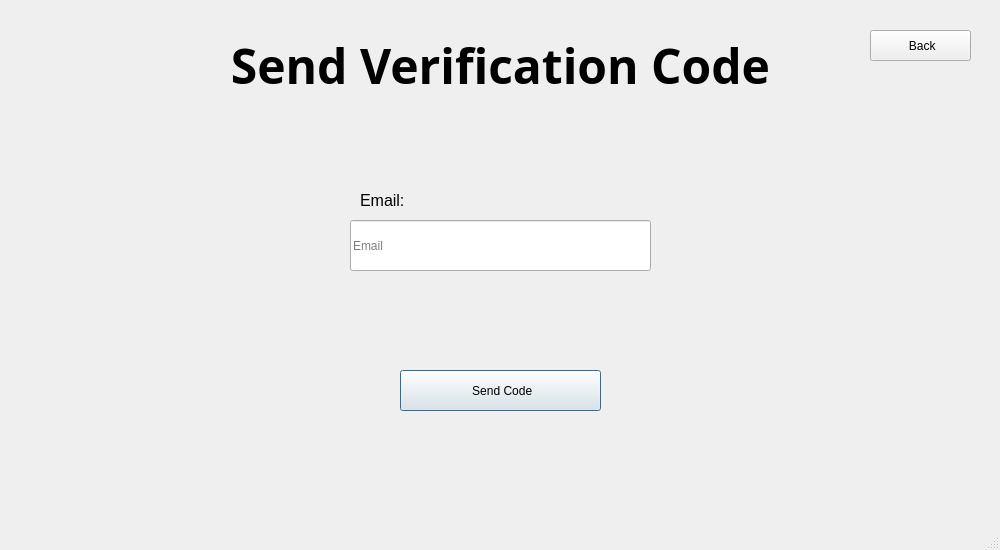
Above: Main/client/gui/ui/send_verification.ui from SuperName3102/Final-Project before the change. Below: the same form after it.
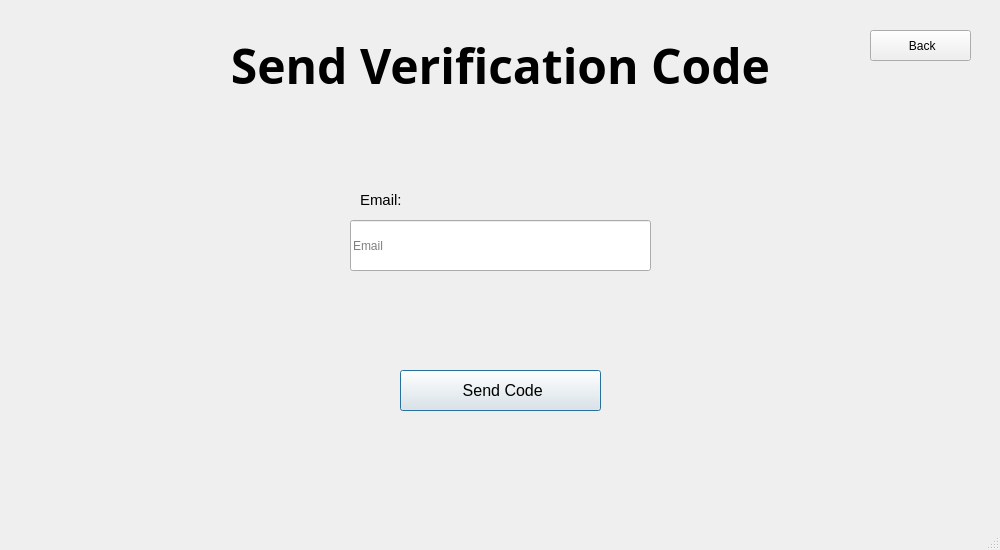
That is the form after the change.

What changed in the file:
```diff
--- a/Main/client/gui/ui/send_verification.ui
+++ b/Main/client/gui/ui/send_verification.ui
@@ -101,8 +101,13 @@
       <height>21</height>
      </rect>
     </property>
+    <property name="font">
+     <font>
+      <pointsize>11</pointsize>
+     </font>
+    </property>
     <property name="text">
-     <string>&lt;html&gt;&lt;head/&gt;&lt;body&gt;&lt;p&gt;&lt;span style=&quot; font-size:12pt;&quot;&gt;Email:&lt;/span&gt;&lt;/p&gt;&lt;/body&gt;&lt;/html&gt;</string>
+     <string>&lt;html&gt;&lt;head/&gt;&lt;body&gt;&lt;p&gt;&lt;span&gt;Email:&lt;/span&gt;&lt;/p&gt;&lt;/body&gt;&lt;/html&gt;</string>
     </property>
     <property name="alignment">
      <set>Qt::AlignmentFlag::AlignLeading|Qt::AlignmentFlag::AlignLeft|Qt::AlignmentFlag::AlignVCenter</set>
@@ -139,6 +144,11 @@
       <height>41</height>
      </rect>
     </property>
+    <property name="font">
+     <font>
+      <pointsize>12</pointsize>
+     </font>
+    </property>
     <property name="styleSheet">
      <string notr="true"/>
     </property>
```
